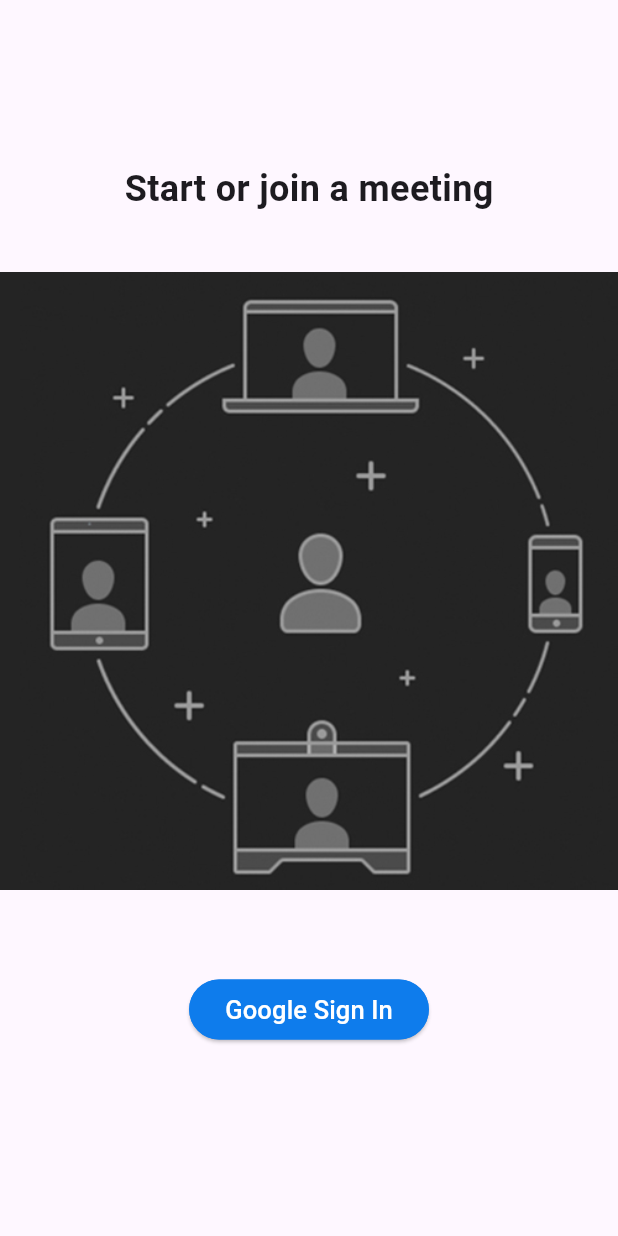
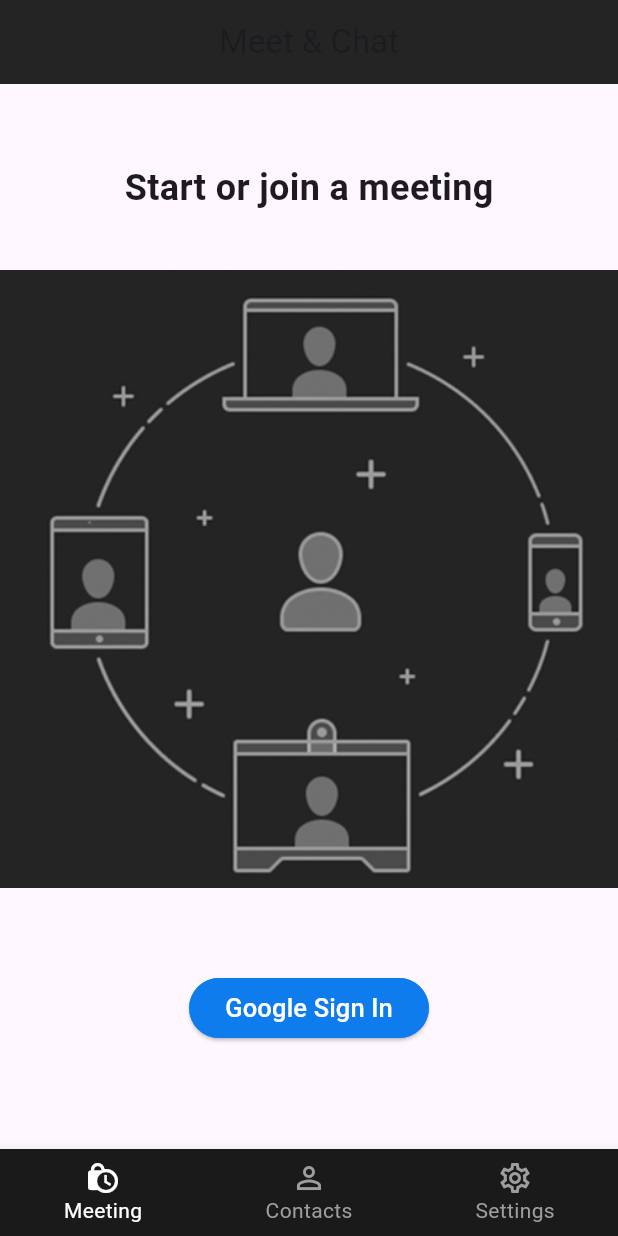
Before and after one commit to realalyeasin/zoom, a Flutter app: the screen it shows after launch, on a phone screen of 412 x 824 dp. Run offline on Flutter 3.47's test engine with Material 2 defaults, Android fonts, the phone set to English and light mode, and no system bars; our stand-ins replace awesome_extensions.

Commit message:
zoom: home screen

```diff
--- a/lib/main.dart
+++ b/lib/main.dart
@@ -1,4 +1,5 @@
 import 'package:flutter/material.dart';
+import 'package:zoom/screens/home_screen.dart';
 import 'package:zoom/screens/login_screen.dart';
 
 void main() {
@@ -18,7 +19,7 @@ class MyApp extends StatelessWidget {
         colorScheme: ColorScheme.fromSeed(seedColor: Colors.deepPurple),
         useMaterial3: true,
       ),
-      home: LoginScreen(),
+      home: HomeScreen(),
     );
   }
 }
--- /dev/null
+++ b/lib/screens/home_screen.dart
@@ -0,0 +1,48 @@
+import 'package:flutter/material.dart';
+import 'package:zoom/screens/login_screen.dart';
+import 'package:zoom/utils/colors.dart';
+
+class HomeScreen extends StatefulWidget {
+  const HomeScreen({Key? key}) : super(key: key);
+
+  @override
+  State<HomeScreen> createState() => _HomeScreenState();
+}
+
+class _HomeScreenState extends State<HomeScreen> {
+  int _page = 0;
+
+  List<Widget> pages = [
+    LoginScreen()
+  ];
+  onPageChanged(int page){
+    setState(() {
+      _page = page;
+    });
+  }
+
+  @override
+  Widget build(BuildContext context) {
+    return Scaffold(
+      appBar: AppBar(backgroundColor: backgroundColor,
+      elevation: 0,
+      title: const Text('Meet & Chat'),
+      centerTitle: true,),
+      body: pages[_page],
+      bottomNavigationBar: BottomNavigationBar(
+        backgroundColor: footerColor,
+        selectedItemColor: whiteColor,
+        unselectedItemColor: greyColor,
+        onTap: onPageChanged,
+        currentIndex: _page,
+        type: BottomNavigationBarType.fixed,
+        unselectedFontSize: 14,
+        items: const [
+          BottomNavigationBarItem(icon: Icon(Icons.lock_clock), label: 'Meeting'),
+          BottomNavigationBarItem(icon: Icon(Icons.person_outline), label: 'Contacts'),
+          BottomNavigationBarItem(icon: Icon(Icons.settings_outlined), label: 'Settings'),
+        ],
+      ),
+    );
+  }
+}
--- a/lib/screens/login_screen.dart
+++ b/lib/screens/login_screen.dart
@@ -19,7 +19,6 @@ class _LoginScreenState extends State<LoginScreen> {
           const Text('Start or join a meeting').fontSize(24).fontWeight(FontWeight.bold),
           Image.asset('assets/images/onboarding.png').paddingSymmetric(vertical: 38.0),
           CustomButton(text: 'Google Sign In', onPressed: () async {
-
           })
         ],
       ),
--- a/lib/utils/colors.dart
+++ b/lib/utils/colors.dart
@@ -4,4 +4,5 @@ const backgroundColor = Color.fromRGBO(36, 36, 36, 1);
 const buttonColor = Color.fromRGBO(14, 124, 236, 1);
 const footerColor = Color.fromRGBO(26, 26, 26, 1);
 const secondaryBackgroundColor = Color.fromRGBO(46, 46, 46, 1);
-const textColor = Colors.white;
+const whiteColor = Colors.white;
+const greyColor = Colors.grey;
--- a/lib/widgets/custom_button.dart
+++ b/lib/widgets/custom_button.dart
@@ -17,7 +17,7 @@ class CustomButton extends StatelessWidget {
           shape: RoundedRectangleBorder(
               borderRadius: BorderRadius.circular(30),
               side: const BorderSide(color: buttonColor))),
-      child: Text(text).fontSize(17).textColor(textColor),
+      child: Text(text).fontSize(17).textColor(whiteColor),
     ).paddingAll(18.0);
   }
 }
```
